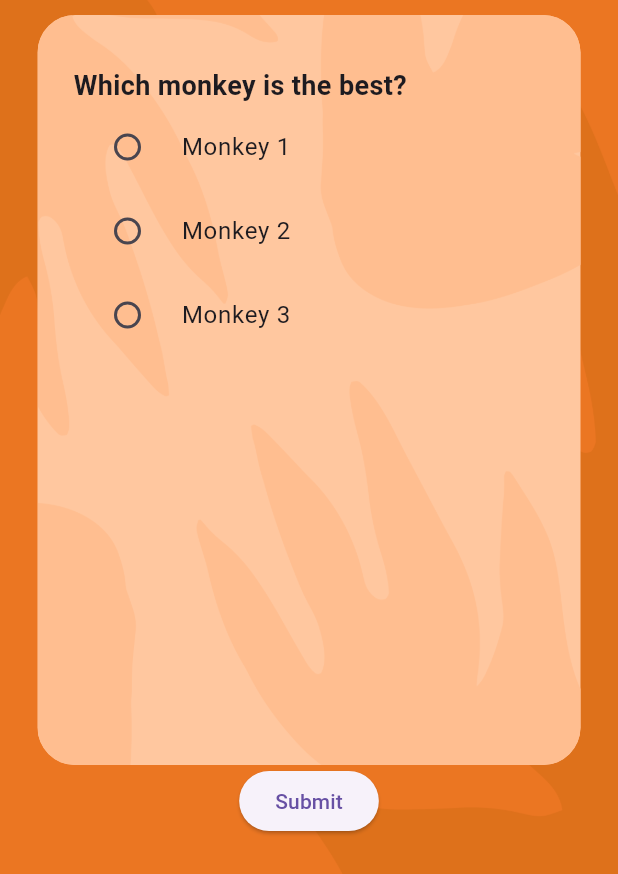
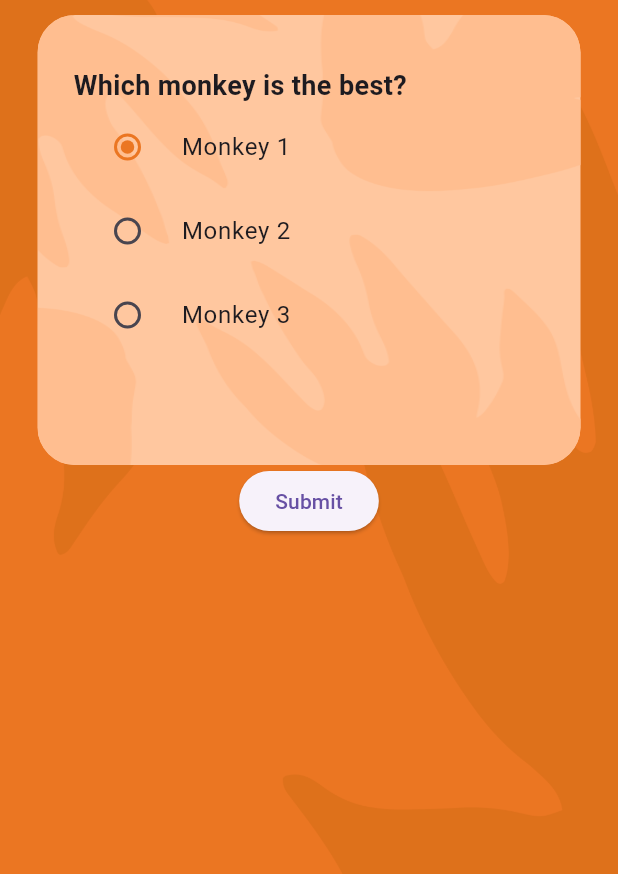
Before and after one commit to FKrizekk/zoo, a Flutter app: the screen it shows after launch, scrolled down 576 dp, on a phone screen of 412 x 824 dp. Shown: the top 874 px of the screen. Run offline on Flutter 3.47's test engine with Material 3 defaults, Android fonts, the phone set to English and light mode, and no system bars.

```diff
--- a/lib/main.dart
+++ b/lib/main.dart
@@ -158,7 +158,7 @@ class QuizPage extends StatelessWidget {
                   child: Column(
                     children: [
                       Container(
-                        height: 500,
+                        height: 300,
                         decoration: const BoxDecoration(
                           borderRadius: BorderRadius.all(Radius.circular(25)),
                           color: Color.fromARGB(255, 255, 199, 159),
@@ -220,7 +220,7 @@ class _QuizState extends State<Quiz> {
     ),
   ];
 
-  static Map<int, int> selectedAnswers = {};
+  static List<int> selectedAnswers = [0,0,0,0,0];
 
   final Color colorOrange = const Color.fromARGB(255, 235, 118, 34);
   final Color colorOrangeLight = const Color.fromARGB(255, 255, 199, 159);
```
Also changed, not shown: data/answers.json (added, +7 -0 lines), 1 other file.
